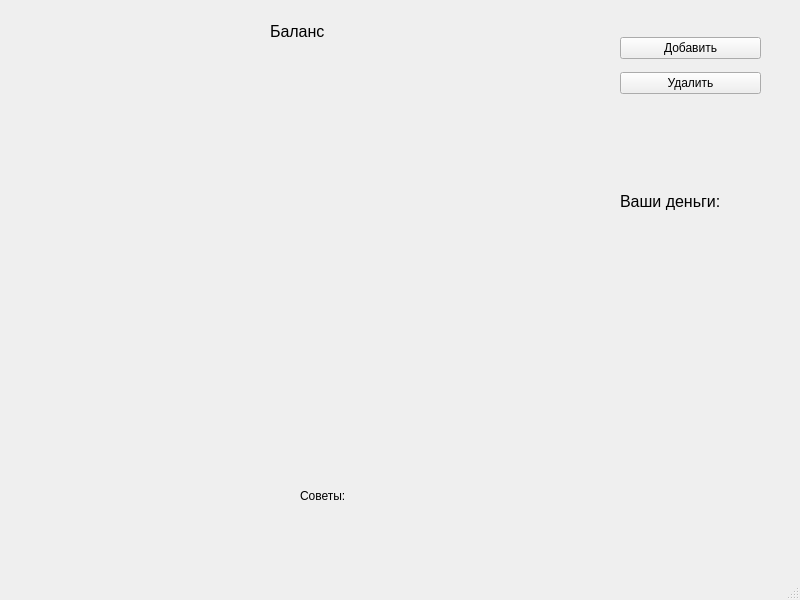
Old version of the form ui/mainwindow.ui in the repository vernolll/The-bank-s-application.
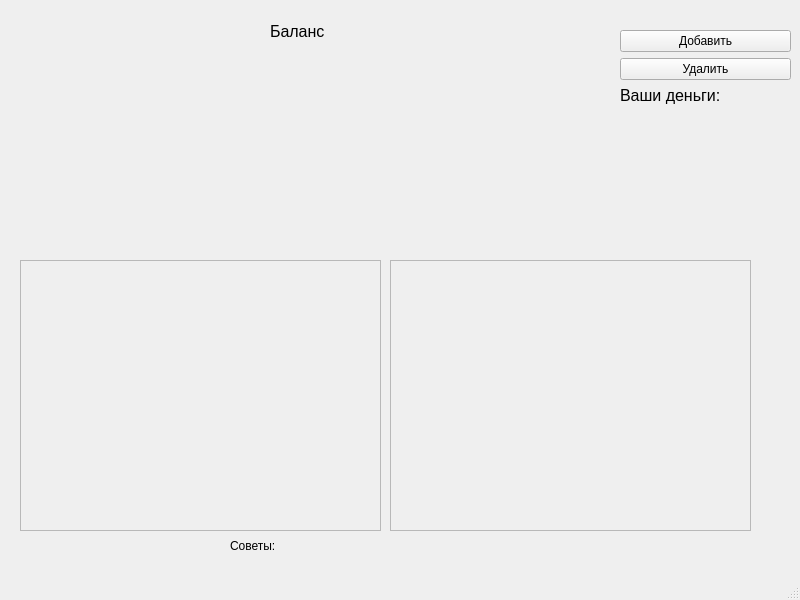
New version of the form. The open tabs and pages were chosen to show the change. Custom widgets are drawn as their Qt base class.

Commit message: added two diagrams

The edit to the form file:
```diff
--- a/ui/mainwindow.ui
+++ b/ui/mainwindow.ui
@@ -60,37 +60,11 @@
        <rect>
         <x>30</x>
         <y>50</y>
-        <width>561</width>
-        <height>391</height>
+        <width>571</width>
+        <height>221</height>
        </rect>
       </property>
      </widget>
-     <widget class="QWidget" name="layoutWidget">
-      <property name="geometry">
-       <rect>
-        <x>620</x>
-        <y>30</y>
-        <width>141</width>
-        <height>71</height>
-       </rect>
-      </property>
-      <layout class="QVBoxLayout" name="verticalLayout">
-       <item>
-        <widget class="QPushButton" name="pushButton_add">
-         <property name="text">
-          <string>Добавить</string>
-         </property>
-        </widget>
-       </item>
-       <item>
-        <widget class="QPushButton" name="pushButton_del">
-         <property name="text">
-          <string>Удалить</string>
-         </property>
-        </widget>
-       </item>
-      </layout>
-     </widget>
      <widget class="QLabel" name="label_2">
       <property name="geometry">
        <rect>
@@ -104,11 +78,43 @@
        <string>&lt;html&gt;&lt;head/&gt;&lt;body&gt;&lt;p&gt;&lt;span style=&quot; font-size:12pt;&quot;&gt;Баланс&lt;/span&gt;&lt;/p&gt;&lt;/body&gt;&lt;/html&gt;</string>
       </property>
      </widget>
+     <widget class="QFrame" name="diagram_incomes">
+      <property name="geometry">
+       <rect>
+        <x>20</x>
+        <y>260</y>
+        <width>361</width>
+        <height>271</height>
+       </rect>
+      </property>
+      <property name="frameShape">
+       <enum>QFrame::StyledPanel</enum>
+      </property>
+      <property name="frameShadow">
+       <enum>QFrame::Raised</enum>
+      </property>
+     </widget>
+     <widget class="QFrame" name="diagram_expenses">
+      <property name="geometry">
+       <rect>
+        <x>390</x>
+        <y>260</y>
+        <width>361</width>
+        <height>271</height>
+       </rect>
+      </property>
+      <property name="frameShape">
+       <enum>QFrame::StyledPanel</enum>
+      </property>
+      <property name="frameShadow">
+       <enum>QFrame::Raised</enum>
+      </property>
+     </widget>
      <widget class="QLabel" name="label_advice">
       <property name="geometry">
        <rect>
-        <x>300</x>
-        <y>460</y>
+        <x>230</x>
+        <y>510</y>
         <width>441</width>
         <height>71</height>
        </rect>
@@ -117,31 +123,53 @@
        <string>Советы:</string>
       </property>
      </widget>
-     <widget class="QLabel" name="label_balance">
-      <property name="geometry">
-       <rect>
-        <x>660</x>
-        <y>220</y>
-        <width>81</width>
-        <height>16</height>
-       </rect>
-      </property>
-      <property name="text">
-       <string/>
-      </property>
-     </widget>
-     <widget class="QLabel" name="label_5">
+     <widget class="QWidget" name="">
       <property name="geometry">
        <rect>
         <x>620</x>
-        <y>190</y>
-        <width>125</width>
-        <height>24</height>
+        <y>30</y>
+        <width>171</width>
+        <height>136</height>
        </rect>
       </property>
-      <property name="text">
-       <string>&lt;html&gt;&lt;head/&gt;&lt;body&gt;&lt;p&gt;&lt;span style=&quot; font-size:12pt;&quot;&gt;Ваши деньги:&lt;/span&gt;&lt;/p&gt;&lt;/body&gt;&lt;/html&gt;</string>
-      </property>
+      <layout class="QVBoxLayout" name="verticalLayout_3">
+       <item>
+        <layout class="QVBoxLayout" name="verticalLayout_2">
+         <item>
+          <layout class="QVBoxLayout" name="verticalLayout">
+           <item>
+            <widget class="QPushButton" name="pushButton_add">
+             <property name="text">
+              <string>Добавить</string>
+             </property>
+            </widget>
+           </item>
+           <item>
+            <widget class="QPushButton" name="pushButton_del">
+             <property name="text">
+              <string>Удалить</string>
+             </property>
+            </widget>
+           </item>
+          </layout>
+         </item>
+         <item>
+          <widget class="QLabel" name="label_5">
+           <property name="text">
+            <string>&lt;html&gt;&lt;head/&gt;&lt;body&gt;&lt;p&gt;&lt;span style=&quot; font-size:12pt;&quot;&gt;Ваши деньги:&lt;/span&gt;&lt;/p&gt;&lt;/body&gt;&lt;/html&gt;</string>
+           </property>
+          </widget>
+         </item>
+        </layout>
+       </item>
+       <item>
+        <widget class="QLabel" name="label_balance">
+         <property name="text">
+          <string>&lt;html&gt;&lt;head/&gt;&lt;body&gt;&lt;p align=&quot;center&quot;&gt;&lt;br/&gt;&lt;/p&gt;&lt;/body&gt;&lt;/html&gt;</string>
+         </property>
+        </widget>
+       </item>
+      </layout>
      </widget>
     </widget>
    </widget>
```
Left out of the diff: 2 changed lines with no effect on the pictures. The commit also changes 4 other files.
